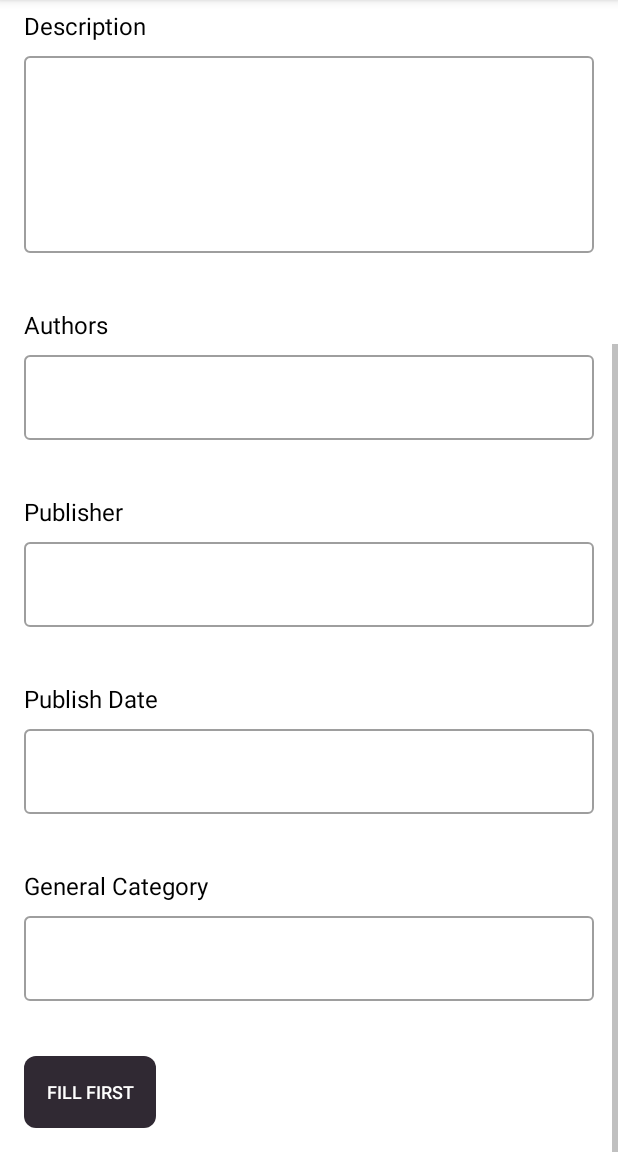
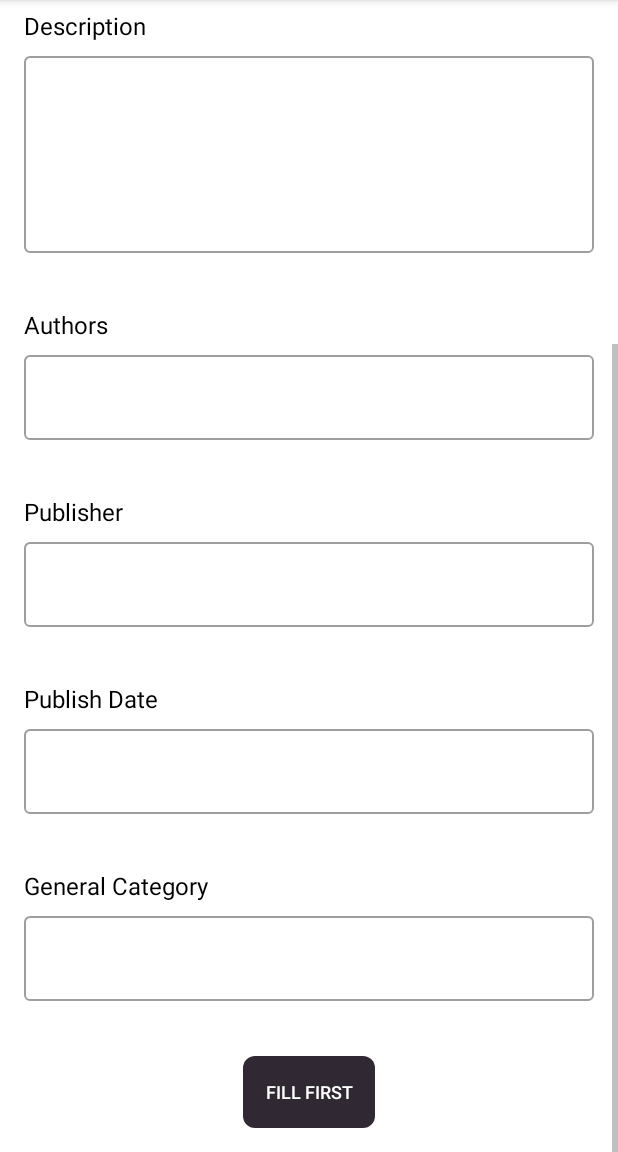
Before and after one commit to FaishalFaruq02/CapstoneProject, an Android app: the MyUploadBookActivity screen opened directly, with no data from a screen before it, scrolled down 350 dp, on a phone screen of 412 x 824 dp, the part 84-1236 px from its top. Run offline under Robolectric (Android 15) with nearby library versions, the phone set to English and light mode, and no system bars.

Commit message:
update layout MyUploadBookActivity

```diff
--- a/app/src/main/res/layout/activity_my_upload_book.xml
+++ b/app/src/main/res/layout/activity_my_upload_book.xml
@@ -26,7 +26,7 @@
         <TextView
             android:layout_width="match_parent"
             android:layout_height="wrap_content"
-            android:text="Title"
+            android:text="@string/title"
             android:textSize="16sp"
             android:textColor="@color/black"
             android:layout_marginBottom="4dp" />
@@ -49,7 +49,7 @@
         <TextView
             android:layout_width="match_parent"
             android:layout_height="wrap_content"
-            android:text="Description"
+            android:text="@string/description"
             android:textSize="16sp"
             android:textColor="@color/black"
             android:layout_marginTop="16dp"
@@ -75,7 +75,7 @@
         <TextView
             android:layout_width="match_parent"
             android:layout_height="wrap_content"
-            android:text="Authors"
+            android:text="@string/authors"
             android:textSize="16sp"
             android:textColor="@color/black"
             android:layout_marginTop="16dp"
@@ -99,7 +99,7 @@
         <TextView
             android:layout_width="match_parent"
             android:layout_height="wrap_content"
-            android:text="Publisher"
+            android:text="@string/publisher"
             android:textSize="16sp"
             android:textColor="@color/black"
             android:layout_marginTop="16dp"
@@ -123,7 +123,7 @@
         <TextView
             android:layout_width="match_parent"
             android:layout_height="wrap_content"
-            android:text="Publish Date"
+            android:text="@string/publish_date"
             android:textSize="16sp"
             android:textColor="@color/black"
             android:layout_marginTop="16dp"
@@ -147,7 +147,7 @@
         <TextView
             android:layout_width="match_parent"
             android:layout_height="wrap_content"
-            android:text="General Category"
+            android:text="@string/general_category"
             android:textSize="16sp"
             android:textColor="@color/black"
             android:layout_marginTop="16dp"
@@ -173,6 +173,7 @@
             android:layout_width="wrap_content"
             android:layout_height="wrap_content"
             android:layout_marginTop="16dp"
+            android:layout_gravity="center_horizontal"
             android:enabled="false"/>
 
     </LinearLayout>
--- a/app/src/main/res/values/strings.xml
+++ b/app/src/main/res/values/strings.xml
@@ -16,4 +16,10 @@
     <string name="camera">Camera</string>
     <string name="upload">Upload</string>
     <string name="next">Next</string>
+    <string name="title">Title</string>
+    <string name="description">Description</string>
+    <string name="authors">Authors</string>
+    <string name="publisher">Publisher</string>
+    <string name="publish_date">Publish Date</string>
+    <string name="general_category">General Category</string>
 </resources>
```
Also changed, not shown: app/src/main/java/com/example/capstoneproject/ui/upload/myupload/MyUploadBookActivity.kt (+0 -8 lines).
